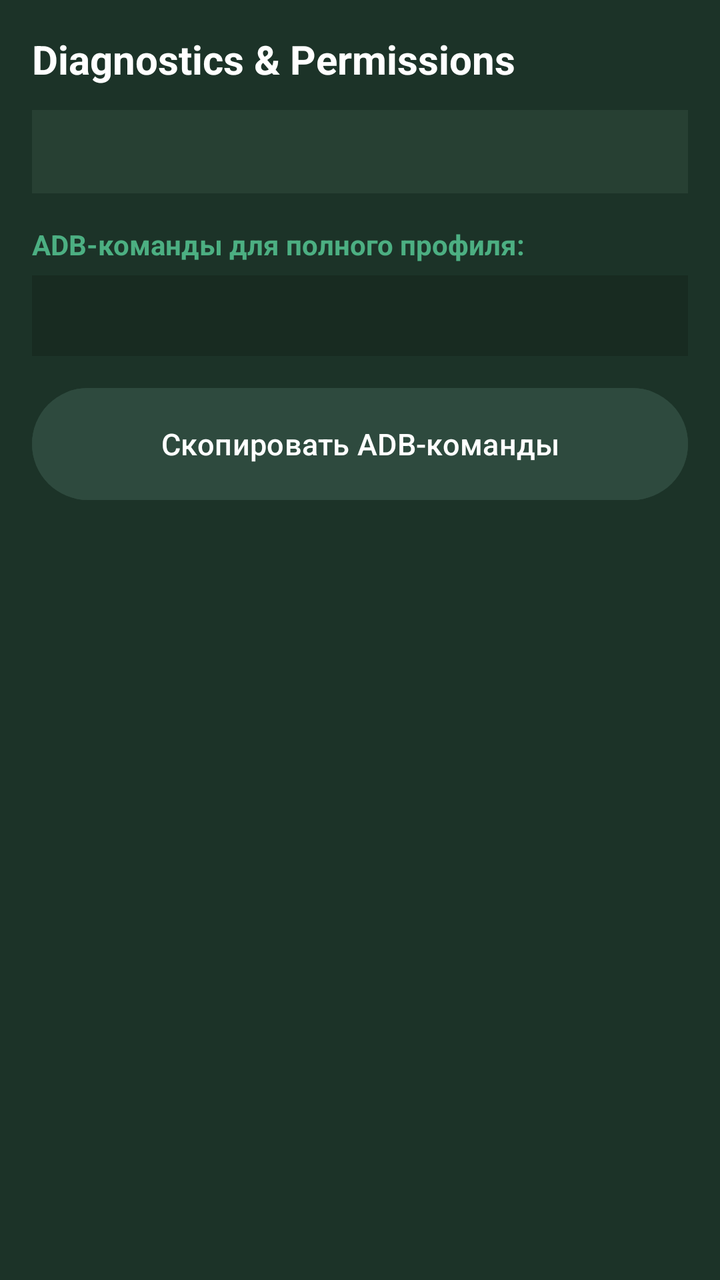
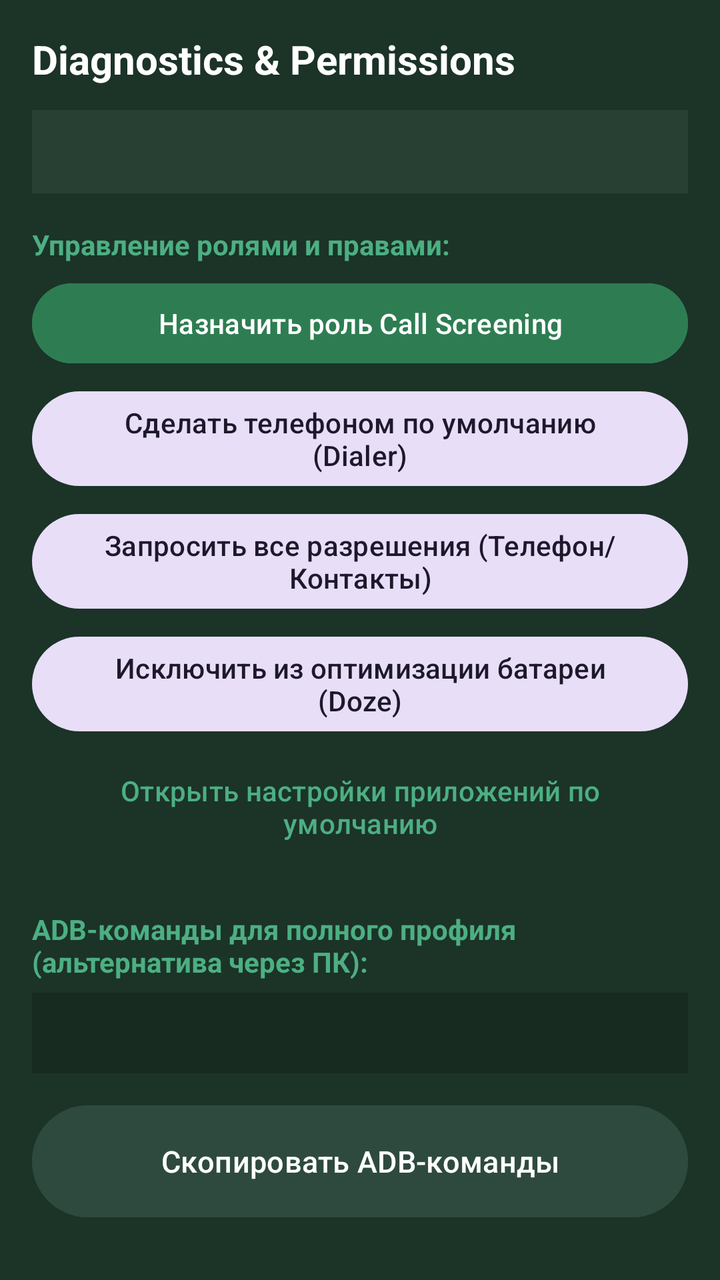

Before-and-after screenshots of an Android layout around one commit, followed by the original layout XML and the change that was made.
<!-- AndroidManifest.xml: application theme Theme.CallShift -->
<!-- res/layout/activity_diagnostics.xml -->
<?xml version="1.0" encoding="utf-8"?>
<androidx.core.widget.NestedScrollView xmlns:android="http://schemas.android.com/apk/res/android"
    xmlns:app="http://schemas.android.com/apk/res-auto"
    android:layout_width="match_parent"
    android:layout_height="match_parent"
    android:background="@color/brand_primary"
    android:padding="16dp">

    <LinearLayout
        android:layout_width="match_parent"
        android:layout_height="wrap_content"
        android:orientation="vertical">

        <TextView
            android:layout_width="match_parent"
            android:layout_height="wrap_content"
            android:layout_marginBottom="12dp"
            android:text="@string/title_diagnostics"
            android:textColor="@color/text_primary"
            android:textSize="20sp"
            android:textStyle="bold" />

        <TextView
            android:id="@+id/tvReport"
            android:layout_width="match_parent"
            android:layout_height="wrap_content"
            android:background="@color/surface_card"
            android:padding="12dp"
            android:textColor="@color/text_secondary"
            android:textSize="13sp" />

        <TextView
            android:layout_width="match_parent"
            android:layout_height="wrap_content"
            android:layout_marginTop="16dp"
            android:layout_marginBottom="6dp"
            android:text="ADB-команды для полного профиля:"
            android:textColor="@color/brand_accent"
            android:textSize="14sp"
            android:textStyle="bold" />

        <TextView
            android:id="@+id/tvAdbCommands"
            android:layout_width="match_parent"
            android:layout_height="wrap_content"
            android:background="@color/surface_card_dark"
            android:fontFamily="monospace"
            android:padding="12dp"
            android:textColor="#A5D6A7"
            android:textIsSelectable="true"
            android:textSize="12sp" />

        <com.google.android.material.button.MaterialButton
            android:id="@+id/btnCopyAdb"
            style="@style/Widget.CallShift.CallBig"
            android:layout_width="match_parent"
            android:layout_marginTop="12dp"
            android:layout_marginBottom="24dp"
            android:backgroundTint="@color/brand_secondary"
            android:text="Скопировать ADB-команды" />

    </LinearLayout>
</androidx.core.widget.NestedScrollView>
<!-- resources referenced by this layout -->
<resources>
  <color name="brand_accent">#4CAF82</color>
  <color name="brand_primary">#1C3328</color>
  <color name="brand_secondary">#2E4A3E</color>
  <color name="surface_card">#274033</color>
  <color name="surface_card_dark">#182B21</color>
  <color name="text_primary">#FFFFFF</color>
  <color name="text_secondary">#BFD6C9</color>
  <string name="title_diagnostics">Diagnostics &amp; Permissions</string>
  <style name="Widget.CallShift.CallBig" parent="Widget.Material3.Button">
          <item name="android:layout_width">0dp</item>
          <item name="android:layout_height">64dp</item>
          <item name="android:layout_weight">1</item>
          <item name="android:textColor">#FFFFFF</item>
          <item name="android:textSize">15sp</item>
      </style>
  <style name="Theme.CallShift" parent="Theme.Material3.DayNight.NoActionBar">
          <item name="colorPrimary">@color/brand_accent</item>
          <item name="colorSecondary">@color/brand_secondary</item>
          <item name="android:statusBarColor">@color/brand_primary</item>
          <item name="android:navigationBarColor">@color/brand_primary</item>
          <item name="android:windowBackground">@color/brand_primary</item>
      </style>
</resources>

<!-- the commit's change to res/layout/activity_diagnostics.xml (unified diff, before → after) -->
@@ -29,12 +29,67 @@
             android:textColor="@color/text_secondary"
             android:textSize="13sp" />
 
+        
         <TextView
             android:layout_width="match_parent"
             android:layout_height="wrap_content"
             android:layout_marginTop="16dp"
             android:layout_marginBottom="6dp"
-            android:text="ADB-команды для полного профиля:"
+            android:text="Управление ролями и правами:"
+            android:textColor="@color/brand_accent"
+            android:textSize="14sp"
+            android:textStyle="bold" />
+
+        <com.google.android.material.button.MaterialButton
+            android:id="@+id/btnActionScreening"
+            style="@style/Widget.Material3.Button"
+            android:layout_width="match_parent"
+            android:layout_height="wrap_content"
+            android:layout_marginBottom="6dp"
+            android:backgroundTint="@color/brand_accent_dark"
+            android:text="Назначить роль Call Screening"
+            android:textColor="#FFFFFF" />
+
+        <com.google.android.material.button.MaterialButton
+            android:id="@+id/btnActionDialer"
+            style="@style/Widget.Material3.Button.TonalButton"
+            android:layout_width="match_parent"
+            android:layout_height="wrap_content"
+            android:layout_marginBottom="6dp"
+            android:text="Сделать телефоном по умолчанию (Dialer)" />
+
+        <com.google.android.material.button.MaterialButton
+            android:id="@+id/btnActionPerms"
+            style="@style/Widget.Material3.Button.TonalButton"
+            android:layout_width="match_parent"
+            android:layout_height="wrap_content"
+            android:layout_marginBottom="6dp"
+            android:text="Запросить все разрешения (Телефон/Контакты)" />
+
+        <com.google.android.material.button.MaterialButton
+            android:id="@+id/btnActionBattery"
+            style="@style/Widget.Material3.Button.TonalButton"
+            android:layout_width="match_parent"
+            android:layout_height="wrap_content"
+            android:layout_marginBottom="6dp"
+            android:text="Исключить из оптимизации батареи (Doze)" />
+
+        <com.google.android.material.button.MaterialButton
+            android:id="@+id/btnActionDefaultApps"
+            style="@style/Widget.Material3.Button.TextButton"
+            android:layout_width="match_parent"
+            android:layout_height="wrap_content"
+            android:layout_marginBottom="16dp"
+            android:text="Открыть настройки приложений по умолчанию"
+            android:textColor="@color/brand_accent" />
+
+        
+        <TextView
+            android:layout_width="match_parent"
+            android:layout_height="wrap_content"
+            android:layout_marginTop="8dp"
+            android:layout_marginBottom="6dp"
+            android:text="ADB-команды для полного профиля (альтернатива через ПК):"
             android:textColor="@color/brand_accent"
             android:textSize="14sp"
             android:textStyle="bold" />
<!-- resource entries referenced after the edit -->
@@ -1,6 +1,7 @@
 <!-- resources referenced by this layout -->
 <resources>
   <color name="brand_accent">#4CAF82</color>
+  <color name="brand_accent_dark">#2E7D52</color>
   <color name="brand_primary">#1C3328</color>
   <color name="brand_secondary">#2E4A3E</color>
   <color name="surface_card">#274033</color>
